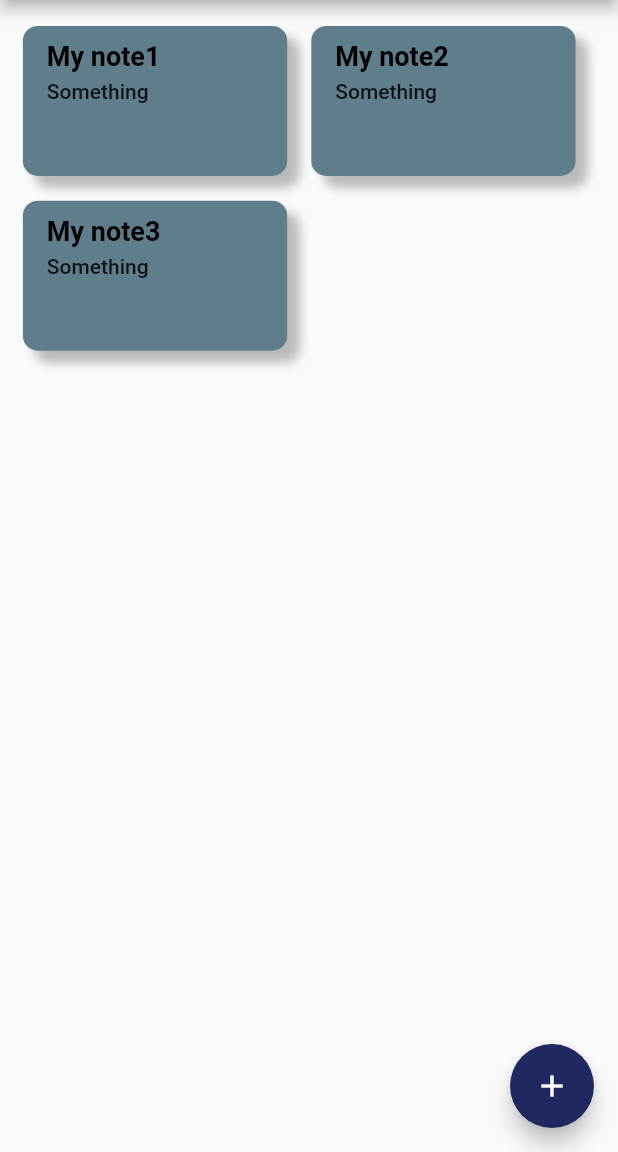
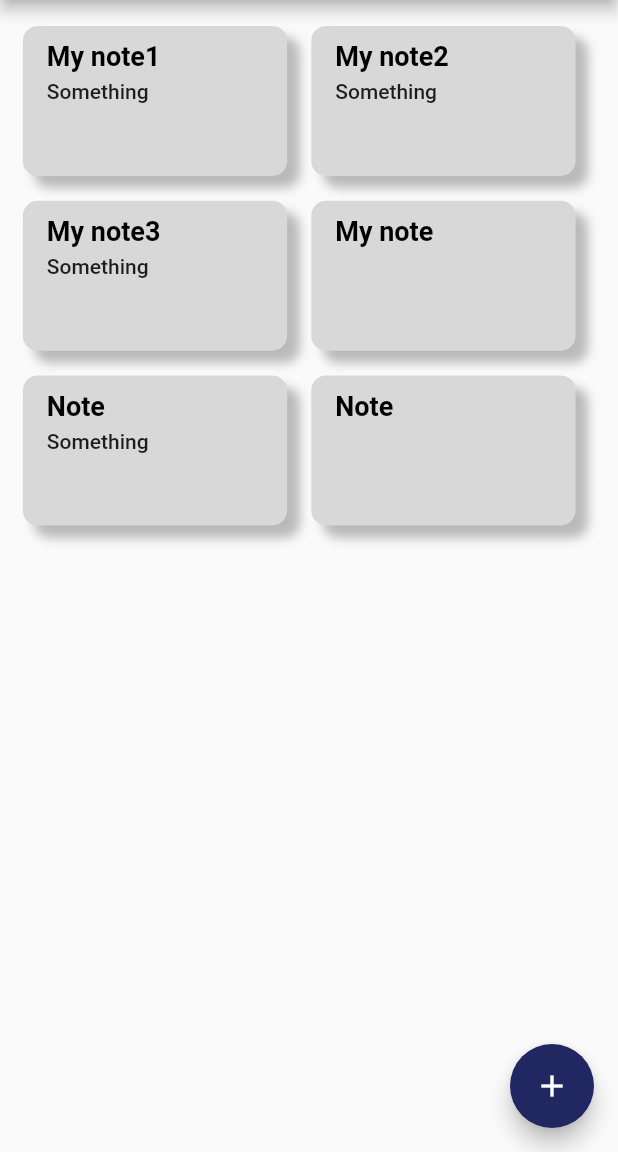
Before and after one commit to DaniilNichitenco/CrossplatformNotes, a Flutter app: the MyHomePage screen opened directly, on a phone screen of 412 x 824 dp, the part 84-1236 px from its top. Run offline on Flutter 3.47's test engine with Material 2 defaults, Android fonts, the phone set to English and light mode, and no system bars; missing offline and left inert: flutter_auth_buttons.

Commit message:
changed style of cards

```diff
--- a/lib/Styles/Styles.dart
+++ b/lib/Styles/Styles.dart
@@ -10,5 +10,5 @@ class Styles {
     Color.fromARGB(255, 42, 58, 95),
   ];
 
-  static final Color cardColor = Colors.blueGrey;
+  static final Color cardColor = Color.fromARGB(255, 216, 216, 216);
 }
--- a/lib/UI_Elements/ListCard.dart
+++ b/lib/UI_Elements/ListCard.dart
@@ -14,6 +14,9 @@ class _ListCardState extends State<ListCard>{
     Note(title: 'My note1', text: Text('Something')),
     Note(title: 'My note2', text: Text('Something')),
     Note(title: 'My note3', text: Text('Something')),
+    Note(title: 'My note', ),
+    Note(text: Text('Something')),
+    Note(),
   ];
 
   @override
--- a/lib/main.dart
+++ b/lib/main.dart
@@ -1,4 +1,5 @@
 import 'package:flutter/material.dart';
+import 'package:notes_app/Pages/HomePage.dart';
 import 'package:notes_app/Pages/LoginPage.dart';
 //import 'package:notes_app/Pages/home_page.dart';
 
@@ -12,7 +13,7 @@ class MyApp extends StatelessWidget {
       //title: 'Crossplatform notes',
       debugShowCheckedModeBanner: false,
       theme: ThemeData(primarySwatch: Colors.blue),
-      home: LoginPage(),
+      home: MyHomePage(),
     );
   }
 }
```
